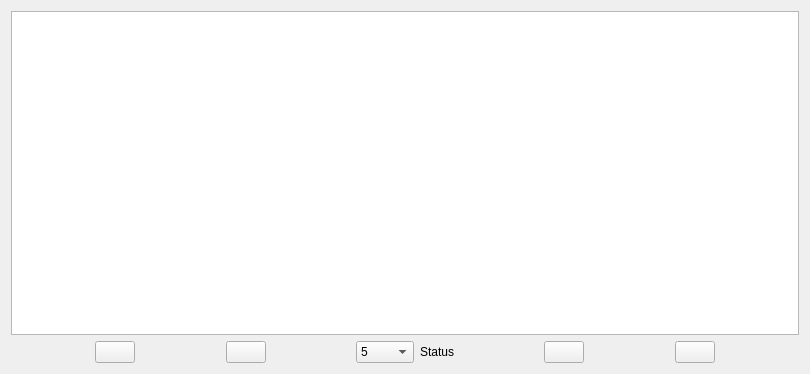
Before: the Qt Designer form gemviz/resources/bluesky_runs_catalog_table_view.ui in BCDA-APS/gemviz, drawn with Qt 5.
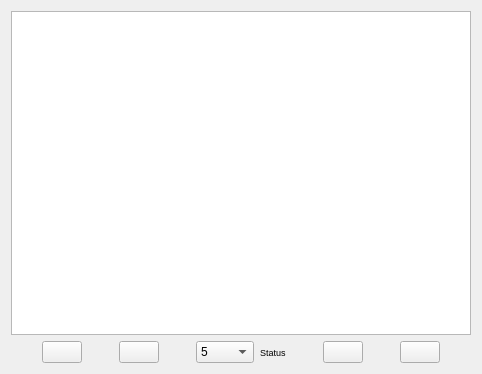
After: the same form once the commit is applied. Icons and pictures are not drawn.

What changed in the file:
```diff
--- a/gemviz/resources/bluesky_runs_catalog_table_view.ui
+++ b/gemviz/resources/bluesky_runs_catalog_table_view.ui
@@ -6,7 +6,7 @@
    <rect>
     <x>0</x>
     <y>0</y>
-    <width>810</width>
+    <width>482</width>
     <height>374</height>
    </rect>
   </property>
@@ -151,6 +151,11 @@
      </item>
      <item>
       <widget class="QLabel" name="status">
+       <property name="font">
+        <font>
+         <pointsize>7</pointsize>
+        </font>
+       </property>
        <property name="toolTip">
         <string>Shows what runs are displayed in the table.</string>
        </property>
```
